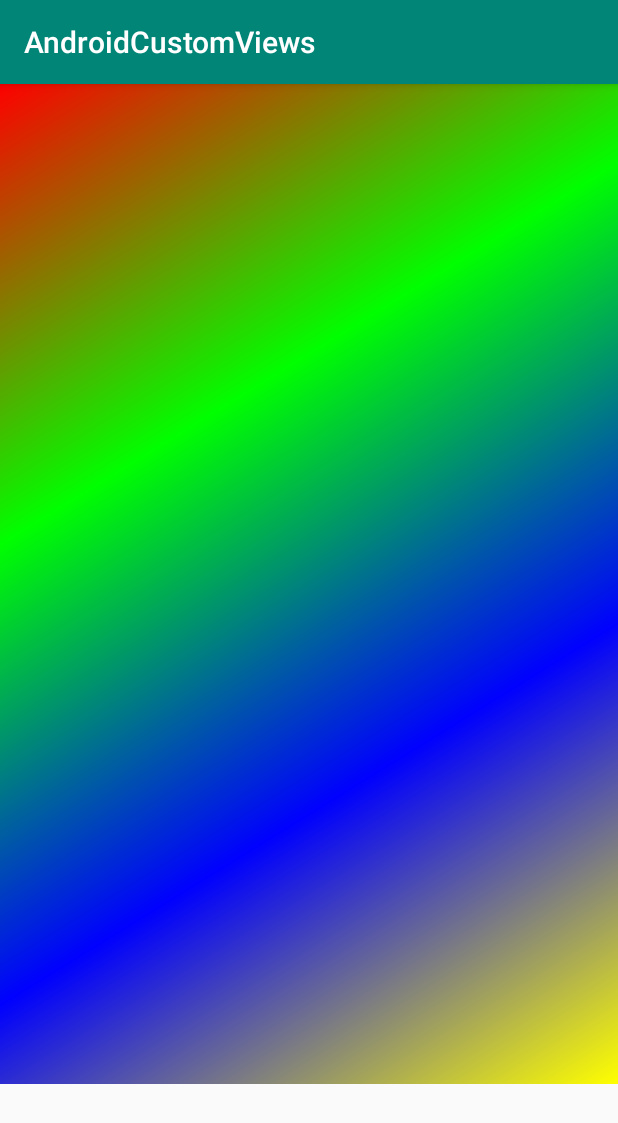
After one commit to WaveTechStudio/AndroidCustomViews, an Android app: the ThirdActivity screen opened directly, with no data from a screen before it, on a phone screen of 412 x 824 dp. The commit adds this screen. Shown: the top 1123 px of the screen. Run offline under Robolectric (Android 15) with nearby library versions, the phone set to English and light mode, and no system bars.

Commit message:
Custom view properties set from builder pattern is done.

```diff
--- a/app/src/main/AndroidManifest.xml
+++ b/app/src/main/AndroidManifest.xml
@@ -17,6 +17,7 @@
             </intent-filter>
         </activity>
         <activity android:name=".SecondActivity" />
+        <activity android:name=".ThirdActivity" />
     </application>
 
 </manifest>
--- /dev/null
+++ b/app/src/main/java/wavetechstudio/androidCustomViews/CustomViewWithBuilder.java
@@ -0,0 +1,138 @@
+package wavetechstudio.androidCustomViews;
+
+import android.content.Context;
+import android.graphics.Canvas;
+import android.graphics.LinearGradient;
+import android.graphics.Paint;
+import android.graphics.Shader;
+import android.util.AttributeSet;
+import android.view.View;
+
+public class CustomViewWithBuilder extends View {
+
+    private static final int DEFAULT_SIZE = 1000;
+    private static final int DEFAULT_FILL_COLOR = 0xffff0000;
+    private static final int PREVIEW_RED = 0xffff0000;
+    private static final int PREVIEW_BLUE = 0xff0000ff;
+    private static final int PREVIEW_GREEN = 0xff00ff00;
+    private static final int PREVIEW_BLACK = 0xff000000;
+    private Paint paint;
+    private boolean firstDraw;
+    private int[] colorArray;
+
+
+    private CustomViewWithBuilder(Builder builder) {
+        super(builder.context);
+
+        init(builder.topLeftColor,
+                builder.topRightColor,
+                builder.bottomLeftColor,
+                builder.bottomRightColor);
+    }
+
+
+    public CustomViewWithBuilder(Context context, AttributeSet attrs) {
+        super(context, attrs);
+
+        if (isInEditMode()) {
+            init(PREVIEW_RED,
+                    PREVIEW_BLUE,
+                    PREVIEW_GREEN,
+                    PREVIEW_BLACK);
+        } else {
+            throw new IllegalStateException("Not supposed to be parametrized from XML in this example");
+        }
+    }
+
+
+    private void init(int topLeftColor, int topRightColor, int bottomLeftColor, int bottomRightColor) {
+        paint = new Paint();
+        paint.setStyle(Paint.Style.FILL);
+
+        colorArray = new int[]{
+                topLeftColor,
+                topRightColor,
+                bottomRightColor,
+                bottomLeftColor
+        };
+
+        firstDraw = true;
+    }
+
+
+    public static class Builder {
+        private Context context;
+        private int topLeftColor = DEFAULT_FILL_COLOR;
+        private int topRightColor = DEFAULT_FILL_COLOR;
+        private int bottomLeftColor = DEFAULT_FILL_COLOR;
+        private int bottomRightColor = DEFAULT_FILL_COLOR;
+
+        public Builder(Context context) {
+            this.context = context;
+        }
+
+        public Builder topLeftColor(int topLeftColor) {
+            this.topLeftColor = topLeftColor;
+            return this;
+        }
+
+        public Builder topRightColor(int topRightColor) {
+            this.topRightColor = topRightColor;
+            return this;
+        }
+
+        public Builder bottomLeftColor(int bottomLeftColor) {
+            this.bottomLeftColor = bottomLeftColor;
+            return this;
+        }
+
+        public Builder bottomRightColor(int bottomRightColor) {
+            this.bottomRightColor = bottomRightColor;
+            return this;
+        }
+
+        public CustomViewWithBuilder build() {
+            return new CustomViewWithBuilder(this);
+        }
+    }
+
+
+    private static int getMeasurementSize(int measureSpec) {
+        int mode = MeasureSpec.getMode(measureSpec);
+        int size = MeasureSpec.getSize(measureSpec);
+        switch (mode) {
+            case MeasureSpec.EXACTLY:
+                return size;
+
+            case MeasureSpec.AT_MOST:
+                return Math.min(DEFAULT_SIZE, size);
+
+            case MeasureSpec.UNSPECIFIED:
+            default:
+                return DEFAULT_SIZE;
+        }
+    }
+
+
+    @Override
+    protected void onMeasure(int widthMeasureSpec, int heightMeasureSpec) {
+        int width = getMeasurementSize(widthMeasureSpec);
+        int height = getMeasurementSize(heightMeasureSpec);
+        setMeasuredDimension(width, height);
+    }
+
+
+    @Override
+    protected void onDraw(Canvas canvas) {
+        if (firstDraw) {
+            LinearGradient lg = new LinearGradient(0, 0, getWidth(), getHeight(),
+                    colorArray, null, Shader.TileMode.CLAMP);
+
+            paint.setShader(lg);
+            firstDraw = false;
+        }
+
+        canvas.drawRect(0, 0, getWidth(), getHeight(), paint);
+        super.onDraw(canvas);
+    }
+}
--- a/app/src/main/java/wavetechstudio/androidCustomViews/FirstActivity.java
+++ b/app/src/main/java/wavetechstudio/androidCustomViews/FirstActivity.java
@@ -19,5 +19,10 @@ public class FirstActivity extends AppCompatActivity {
                 startActivity(new Intent(FirstActivity.this, SecondActivity.class));
             }
         });
+
+    }
+
+    public void launchThirdScreen(View v) {
+        startActivity(new Intent(FirstActivity.this, ThirdActivity.class));
     }
 }
--- /dev/null
+++ b/app/src/main/java/wavetechstudio/androidCustomViews/ThirdActivity.java
@@ -0,0 +1,35 @@
+package wavetechstudio.androidCustomViews;
+
+import android.os.Bundle;
+import android.support.v7.app.AppCompatActivity;
+import android.view.ViewGroup;
+import android.widget.LinearLayout;
+
+public class ThirdActivity extends AppCompatActivity {
+
+
+    private static final int BRIGHT_GREEN = 0xff00ff00;
+    private static final int BRIGHT_RED = 0xffff0000;
+    private static final int BRIGHT_YELLOW = 0xffffff00;
+    private static final int BRIGHT_BLUE = 0xff0000ff;
+
+    @Override
+    protected void onCreate(Bundle savedInstanceState) {
+        super.onCreate(savedInstanceState);
+        setContentView(R.layout.activity_main);
+
+        LinearLayout linearLayout = new LinearLayout(this);
+        linearLayout.setLayoutParams(
+                new LinearLayout.LayoutParams(ViewGroup.LayoutParams.MATCH_PARENT, ViewGroup.LayoutParams.MATCH_PARENT));
+
+        CustomViewWithBuilder customView = new CustomViewWithBuilder.Builder(this)
+                .topLeftColor(BRIGHT_RED)
+                .topRightColor(BRIGHT_GREEN)
+                .bottomLeftColor(BRIGHT_YELLOW)
+                .bottomRightColor(BRIGHT_BLUE)
+                .build();
+        linearLayout.addView(customView);
+
+        setContentView(linearLayout);
+    }
+}
--- a/app/src/main/res/values/strings.xml
+++ b/app/src/main/res/values/strings.xml
@@ -2,5 +2,6 @@
     <string name="app_name">AndroidCustomViews</string>
     <string name="this_is_custom_textview">This is custom TextView</string>
     <string name="my_custom_view">My Custom View</string>
-    <string name="goto_second_screen_for_runtime_initialization">Goto Second Screen For Runtime Initialization</string>
+    <string name="goto_second_screen_for_runtime_initialization">Goto Second Screen, Runtime Initialization</string>
+    <string name="goto_third_screen_for_initialization_with_builder">Goto Third Screen, Initialization with Builder</string>
 </resources>
```
Also changed, not shown: app/src/main/res/layout/activity_main.xml (+22 -5 lines).
